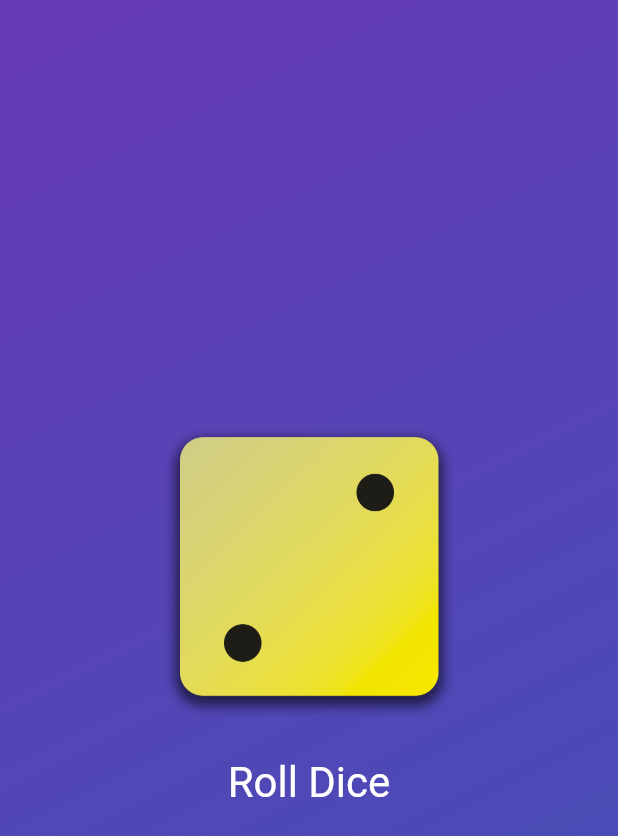
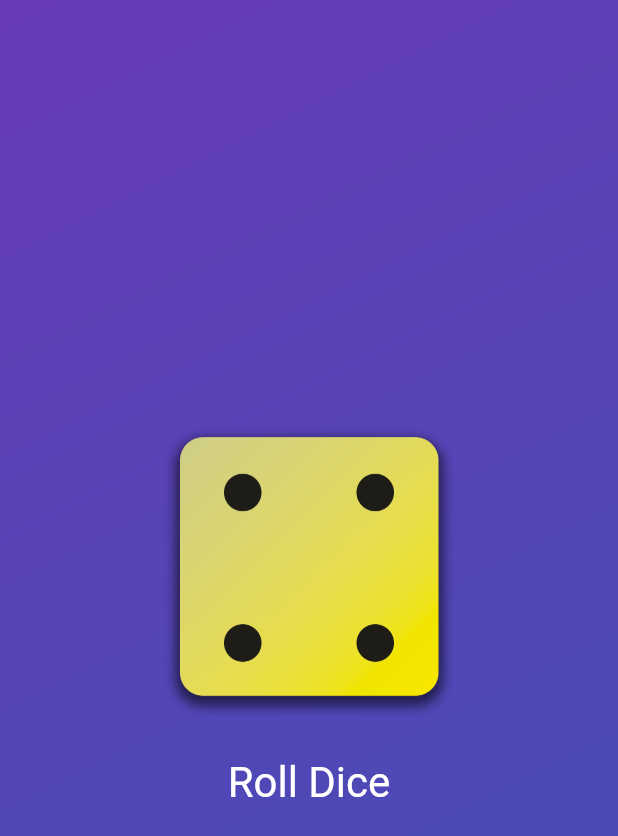
Before and after one commit to twjin03/flutter_udemy, a Flutter app: the screen it shows after launch, after a tap on "Roll Dice", on a phone screen of 412 x 824 dp. Shown: the top 836 px of the screen. Run offline on Flutter 3.47's test engine with Material 3 defaults, Android fonts, the phone set to English and light mode, and no system bars.

```diff
--- /dev/null
+++ b/basics/lib/dice_roller.dart
@@ -0,0 +1,38 @@
+import 'package:flutter/material.dart';
+
+class DiceRoller extends StatefulWidget {
+  const DiceRoller({super.key});
+  @override
+  State<DiceRoller> createState() {
+    return _DiceRollerState();
+  }
+}
+
+class _DiceRollerState extends State<DiceRoller> {
+  var activeDiveImage = 'assets/images/dice-2.png';
+
+  void rollDice() {
+    setState(() {
+      activeDiveImage = 'assets/images/dice-4.png';
+    });
+  }
+
+  @override
+  Widget build(context) {
+    return Column(
+      mainAxisSize: MainAxisSize.min,
+      children: [
+        Image.asset(activeDiveImage, width: 200),
+        const SizedBox(height: 20),
+        TextButton(
+          onPressed: rollDice,
+          style: TextButton.styleFrom(
+            foregroundColor: Colors.white,
+            textStyle: TextStyle(fontSize: 28),
+          ),
+          child: Text('Roll Dice'),
+        ),
+      ],
+    );
+  }
+}
--- a/basics/lib/gradient_container.dart
+++ b/basics/lib/gradient_container.dart
@@ -1,3 +1,4 @@
+import 'package:basics/dice_roller.dart';
 import 'package:flutter/material.dart';
 
 const startAlignment = Alignment.topLeft;
@@ -12,8 +13,6 @@ class GradientContainer extends StatelessWidget {
   final Color color1;
   final Color color2;
 
-  void rollDice() {}
-
   @override
   Widget build(ctx) {
     return Container(
@@ -24,23 +23,7 @@ class GradientContainer extends StatelessWidget {
           end: endAlignment,
         ),
       ),
-      child: Center(
-        child: Column(
-          mainAxisSize: MainAxisSize.min,
-          children: [
-            Image.asset('assets/images/dice-2.png', width: 200),
-            const SizedBox(height: 20),
-            TextButton(
-              onPressed: rollDice,
-              style: TextButton.styleFrom(
-                foregroundColor: Colors.white,
-                textStyle: TextStyle(fontSize: 28),
-              ),
-              child: Text('Roll Dice'),
-            ),
-          ],
-        ),
-      ),
+      child: Center(child: DiceRoller()),
     );
   }
 }
```
